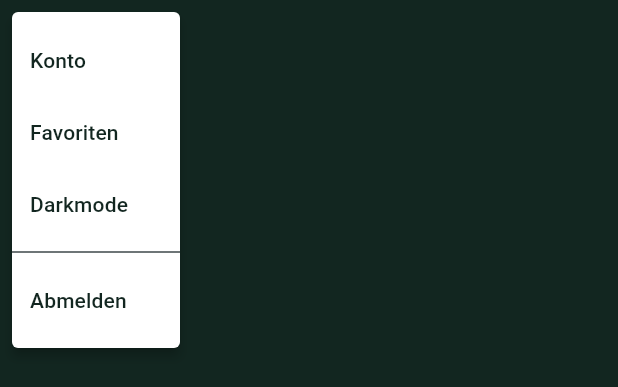
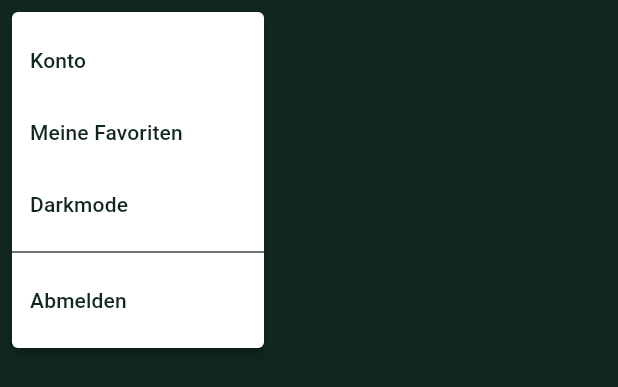
Before and after one commit to DeineBabushka/kuvio-android-app, a Flutter app: the HamburgerMenu widget shown alone on an empty page, opened directly, after a tap on the "menu" icon, on a phone screen of 412 x 824 dp. Shown: the top 387 px of the screen. Run offline on Flutter 3.47's test engine with Material 3 defaults, Android fonts, the phone set to English and light mode, and no system bars; our stand-ins replace cloud_firestore, firebase_auth, firebase_core, share_plus; accounts and stored records are empty.

```diff
--- a/lib/widgets/hamburger_menu.dart
+++ b/lib/widgets/hamburger_menu.dart
@@ -47,8 +47,8 @@ class HamburgerMenu extends StatelessWidget {
             ),
             const PopupMenuItem<String>(
               value: 'favoriten',
-              child:
-                  Text('Favoriten', style: TextStyle(color: Color(0xFF122620))),
+              child: Text('Meine Favoriten',
+                  style: TextStyle(color: Color(0xFF122620))),
             ),
           ]);
 
--- a/pubspec.yaml
+++ b/pubspec.yaml
@@ -38,6 +38,7 @@ dependencies:
   # The following adds the Cupertino Icons font to your application.
   # Use with the CupertinoIcons class for iOS style icons.
   cupertino_icons: ^1.0.8
+  share_plus: ^7.2.1
 
 dev_dependencies:
   flutter_test:
```
Also changed, not shown: lib/screens/recipes_overview_screen.dart (+33 -0 lines), pubspec.lock, 5 other files.
